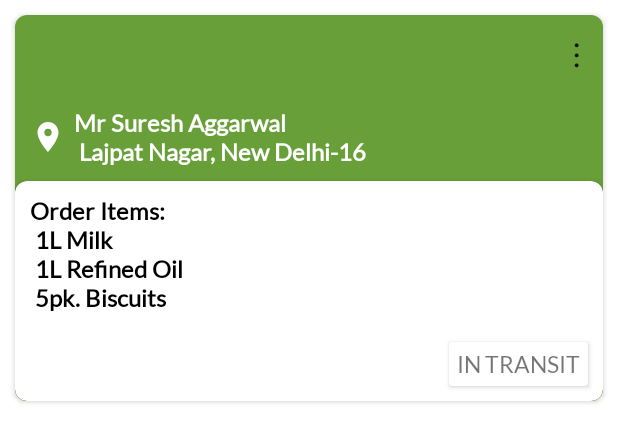
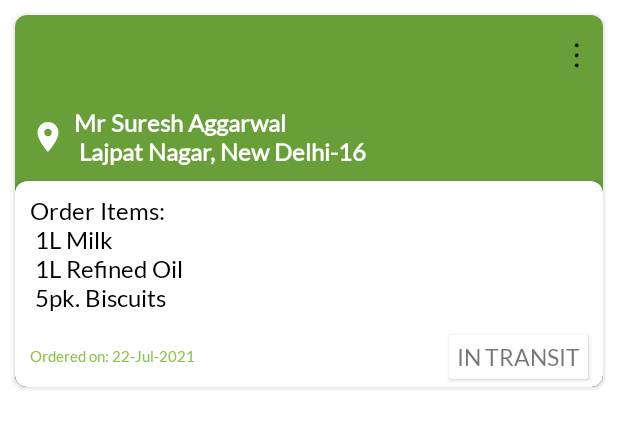
Before and after one commit to nishitagoyal/BuyTheBest-Vendor, an Android app: the layout order_list_item.xml on its own in the app's theme, with its tools: preview values and no code run, on a phone screen of 412 x 824 dp. Shown: the top 442 px of the screen. Run offline under Robolectric (Android 15) with nearby library versions, the phone set to English and light mode, and no system bars.

Commit message:
Added fetch orders list for vendor

```diff
--- a/app/src/main/java/com/something/vendorapp/activity/LoginActivity.java
+++ b/app/src/main/java/com/something/vendorapp/activity/LoginActivity.java
@@ -11,12 +11,14 @@ import android.widget.TextView;
 import android.widget.Toast;
 
 import com.something.vendorapp.R;
+import com.something.vendorapp.model.Shared;
 
 public class    LoginActivity extends AppCompatActivity {
 
     EditText usernameET, passwordET;
     Button loginButton;
     TextView registerTV, forgotPassTV;
+    Shared shared;
 
     @Override
     protected void onCreate(Bundle savedInstanceState) {
@@ -30,6 +32,7 @@ public class    LoginActivity extends AppCompatActivity {
             String password = passwordET.getText().toString();
             if(username.equalsIgnoreCase("User1") && password.equalsIgnoreCase("User123"))
             {
+                shared.setFirstTimeLaunched(false);
                 Toast.makeText(getApplicationContext(),"Login Successful!", Toast.LENGTH_LONG).show();
                 Intent intent = new Intent(LoginActivity.this, MainActivity.class);
                 startActivity(intent);
@@ -53,5 +56,6 @@ public class    LoginActivity extends AppCompatActivity {
         loginButton = findViewById(R.id.login_button);
         registerTV = findViewById(R.id.register_text);
         forgotPassTV = findViewById(R.id.forget_pass_et);
+        shared = new Shared(LoginActivity.this);
     }
 }
--- a/app/src/main/res/layout/order_list_item.xml
+++ b/app/src/main/res/layout/order_list_item.xml
@@ -54,31 +54,51 @@
                     android:layout_height="wrap_content"
                     android:fontFamily="@font/lato"
                     android:textSize="16sp"
-                android:textStyle="bold"
                     android:textColor="@color/black"
                     android:text="Order Items: \n 1L Milk \n 1L Refined Oil \n 5pk. Biscuits"
                     android:layout_margin="10dp"
                     android:id="@+id/order_details_textview"/>
 
+                <RelativeLayout
+                    android:layout_width="match_parent"
+                    android:layout_height="wrap_content"
+                    android:layout_gravity="end"
+                    android:orientation="horizontal">
+                    <TextView
+                        android:layout_width="wrap_content"
+                        android:layout_height="wrap_content"
+                        android:textSize="10sp"
+                        android:textColor="@color/green"
+                        android:layout_margin="10dp"
+                        android:fontFamily="@font/lato"
+                        android:layout_centerVertical="true"
+                        android:text="Ordered on: 22-Jul-2021"
+                        android:id="@+id/order_date"/>
 
                     <androidx.cardview.widget.CardView
                         android:id="@+id/status_cardview"
                         android:layout_width="wrap_content"
                         android:layout_height="wrap_content"
-                    android:layout_gravity="end"
-                    android:elevation="5dp"
-                    android:layout_margin="10dp">
+                        android:layout_alignParentEnd="true"
+                        android:layout_marginVertical="5dp"
+                        android:layout_marginEnd="10dp"
+                        android:elevation="5dp">
 
                         <TextView
+                            android:id="@+id/status_name"
                             android:layout_width="wrap_content"
                             android:layout_height="wrap_content"
-                        android:textSize="15sp"
                             android:layout_margin="5dp"
                             android:fontFamily="@font/lato"
                             android:text="IN TRANSIT"
-                        android:id="@+id/status_name"/>
+                            android:textSize="15sp" />
+
 
                     </androidx.cardview.widget.CardView>
+
+
+                </RelativeLayout>
+
 
             </LinearLayout>
 
```
Also changed, not shown: app/src/main/java/com/something/vendorapp/adapter/OrdersPlacedAdapter.java (added, +75 -0 lines), app/src/main/java/com/something/vendorapp/fragment/AllOrderFragment.java (+53 -2 lines), app/src/main/java/com/something/vendorapp/fragment/TodayOrderFragment.java (+55 -1 lines), app/src/main/java/com/something/vendorapp/model/OrderPlaced.java (added, +57 -0 lines), app/src/main/res/layout/fragment_today_order.xml (+20 -3 lines). Lines whose indentation alone changed are shown as unchanged.
